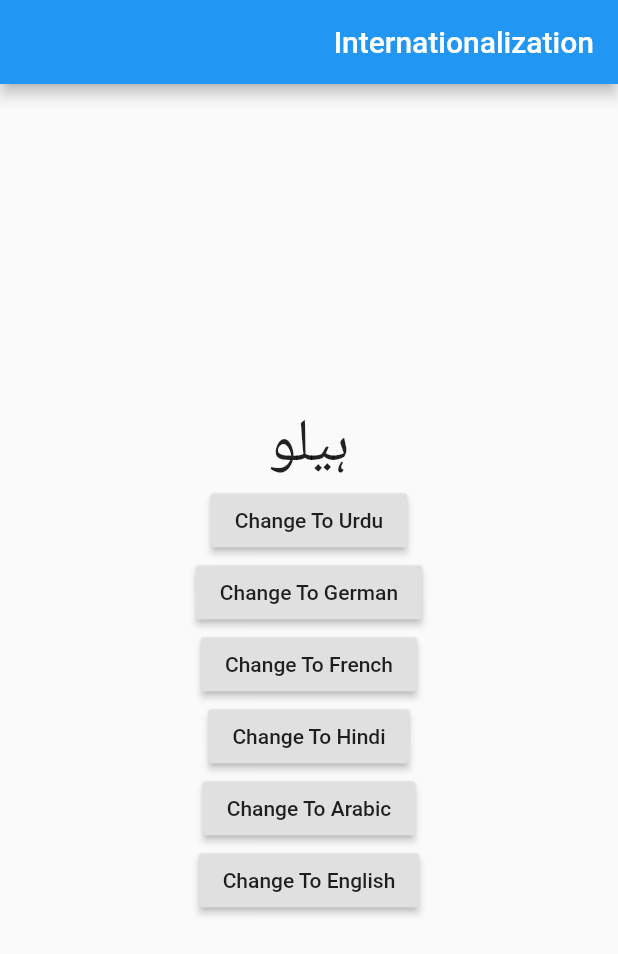
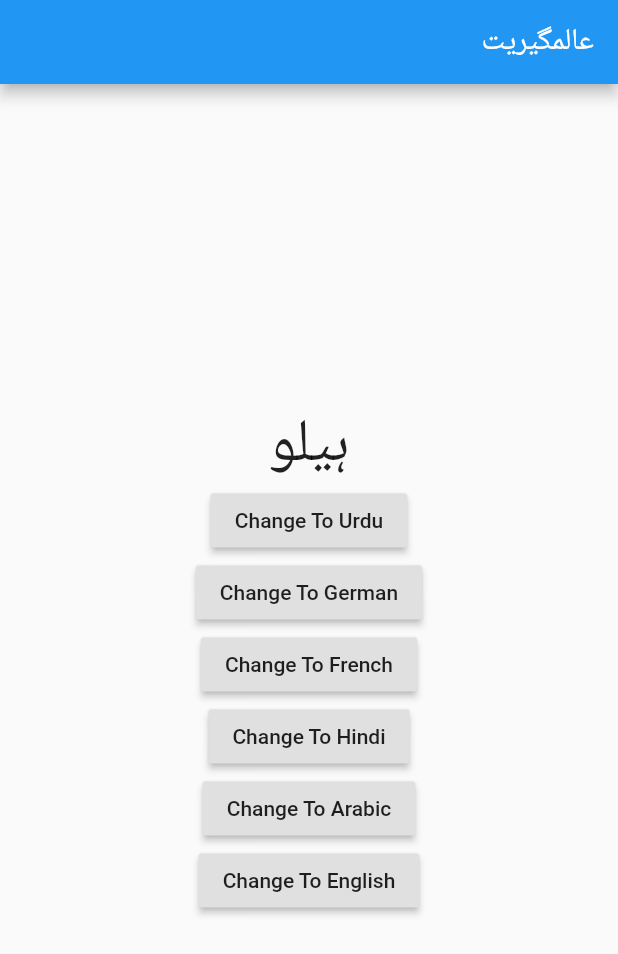
Before and after one commit to MHuzaifaKhan97/Learning_Flutter, a Flutter app: the screen it shows after launch, after a tap on "Change To Urdu", on a phone screen of 412 x 824 dp. Shown: the top 954 px of the screen. Run offline on Flutter 3.47's test engine with Material 2 defaults, Android fonts, the phone set to English and light mode, and no system bars; our stand-ins replace get, get_storage.

Commit message:
Flutter with GetX (Languages)

```diff
--- a/getx_languages/lib/home.dart
+++ b/getx_languages/lib/home.dart
@@ -24,7 +24,7 @@ class HomeScreen extends StatelessWidget {
   Widget build(BuildContext context) {
     return Scaffold(
       appBar: AppBar(
-        title: Text('Internationalization'),
+        title: Text('title'.tr),
       ),
       body: Center(
         child: Column(
--- a/getx_languages/lib/main.dart
+++ b/getx_languages/lib/main.dart
@@ -13,7 +13,7 @@ class MyApp extends StatelessWidget {
     return GetMaterialApp(
       debugShowCheckedModeBanner: false,
       translations: Messages(),
-      // locale: Locale('en', 'US'), // locale: Get.deviceLocale us used to get mobile default language
+      locale: Locale('en', 'US'), // locale: Get.deviceLocale us used to get mobile default language
       fallbackLocale: Locale('en', 'US'),
       title: 'Internationalization Practice',
       home: HomeScreen(),
--- a/getx_languages/lib/translate.dart
+++ b/getx_languages/lib/translate.dart
@@ -5,21 +5,27 @@ class Messages extends Translations {
   Map<String, Map<String, String>> get keys => {
         'en_US': {
           'hello': 'Hello World',
+          'title':'Internationalization',
         },
         'de_DE': {
           'hello': 'Hallo Welt',
+          'title':'Internationalisierung',
         },
         'fr_FR': {
           'hello': 'Bonjour',
+          'title':'Internationalisation',
         },
         'hi_IN': {
           'hello': 'नमस्ते',
+          'title':'अंतर्राष्ट्रीयकरण',
         },
         'ur_PK': {
           'hello': 'ہیلو',
+          'title':'عالمگیریت',
         },
         'ar_SA': {
           'hello': 'مرحبا',
+          'title':'تدويل',
         },
       };
 }
```
